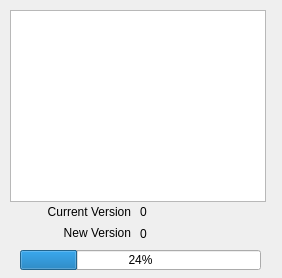
The window that contrib/installer/qt/updaterForm.ui (Crypto-Currency/bitcoin-scrypt-testnet) describes before a commit, drawn with Qt 5.
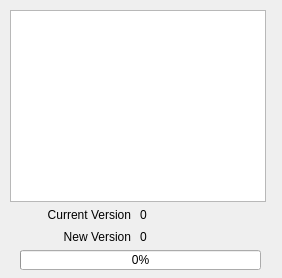
The same window after the commit.

Commit message: stay on top form

What changed in the file:
```diff
--- a/contrib/installer/qt/updaterForm.ui
+++ b/contrib/installer/qt/updaterForm.ui
@@ -47,14 +47,14 @@
      </rect>
     </property>
     <property name="value">
-     <number>24</number>
+     <number>0</number>
     </property>
    </widget>
    <widget class="QLabel" name="label1">
     <property name="geometry">
      <rect>
       <x>20</x>
-      <y>203</y>
+      <y>205</y>
       <width>111</width>
       <height>17</height>
      </rect>
@@ -63,14 +63,14 @@
      <string>Current Version</string>
     </property>
     <property name="alignment">
-     <set>Qt::AlignRight|Qt::AlignTrailing|Qt::AlignVCenter</set>
+     <set>Qt::AlignBottom|Qt::AlignRight|Qt::AlignTrailing</set>
     </property>
    </widget>
    <widget class="QLabel" name="label2">
     <property name="geometry">
      <rect>
       <x>20</x>
-      <y>224</y>
+      <y>227</y>
       <width>111</width>
       <height>17</height>
      </rect>
@@ -79,14 +79,14 @@
      <string>New Version</string>
     </property>
     <property name="alignment">
-     <set>Qt::AlignRight|Qt::AlignTrailing|Qt::AlignVCenter</set>
+     <set>Qt::AlignBottom|Qt::AlignRight|Qt::AlignTrailing</set>
     </property>
    </widget>
    <widget class="QLabel" name="label3">
     <property name="geometry">
      <rect>
       <x>140</x>
-      <y>203</y>
+      <y>205</y>
       <width>66</width>
       <height>17</height>
      </rect>
@@ -94,12 +94,15 @@
     <property name="text">
      <string>0</string>
     </property>
+    <property name="alignment">
+     <set>Qt::AlignBottom|Qt::AlignLeading|Qt::AlignLeft</set>
+    </property>
    </widget>
    <widget class="QLabel" name="label4">
     <property name="geometry">
      <rect>
       <x>140</x>
-      <y>225</y>
+      <y>227</y>
       <width>66</width>
       <height>17</height>
      </rect>
@@ -107,6 +110,9 @@
     <property name="text">
      <string>0</string>
     </property>
+    <property name="alignment">
+     <set>Qt::AlignBottom|Qt::AlignLeading|Qt::AlignLeft</set>
+    </property>
    </widget>
   </widget>
  </widget>
```
The commit also changes 1 other file.
